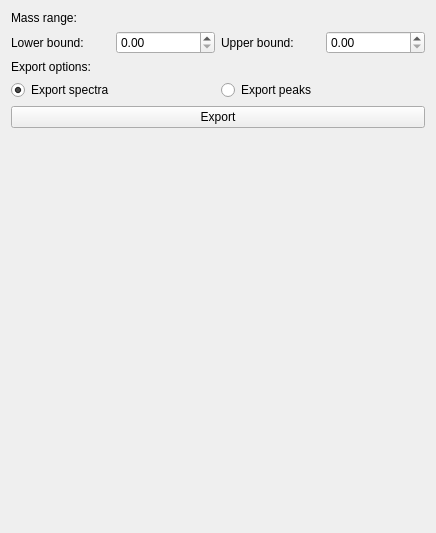
m2aia/m2aia, file Plugins/org.mitk.gui.qt.m2.MultiModalMaskExport/src/internal/MultiModalMaskExportControls.ui: the form before one commit.
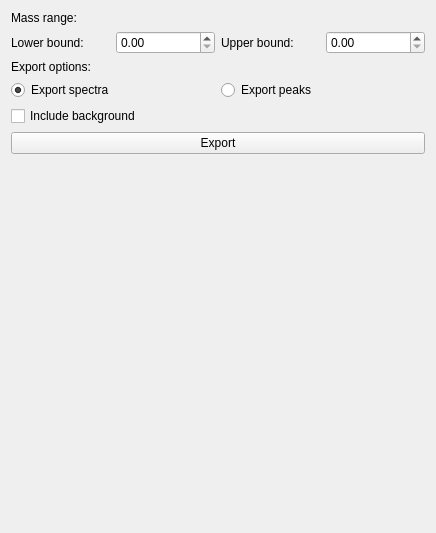
The form after the commit.

Commit message: Fixed a bug, where the output string for the csv contained commas instead of points. Added option to include the background for the export.

The edit to the form file:
```diff
--- a/Plugins/org.mitk.gui.qt.m2.MultiModalMaskExport/src/internal/MultiModalMaskExportControls.ui
+++ b/Plugins/org.mitk.gui.qt.m2.MultiModalMaskExport/src/internal/MultiModalMaskExportControls.ui
@@ -76,8 +76,8 @@
       </widget>
      </item>
      <item>
-      <layout class="QHBoxLayout" name="horizontalLayout_2">
-       <item>
+      <layout class="QGridLayout" name="gridLayout">
+       <item row="0" column="0">
         <widget class="QRadioButton" name="exportFullSpectra">
          <property name="text">
           <string>Export spectra</string>
@@ -87,13 +87,20 @@
          </property>
         </widget>
        </item>
-       <item>
+       <item row="0" column="1">
         <widget class="QRadioButton" name="exportPeaks">
          <property name="text">
           <string>Export peaks</string>
          </property>
         </widget>
        </item>
+       <item row="1" column="0">
+        <widget class="QCheckBox" name="exportBackground">
+         <property name="text">
+          <string>Include background</string>
+         </property>
+        </widget>
+       </item>
       </layout>
      </item>
     </layout>
```
The commit also changes 3 other files.
